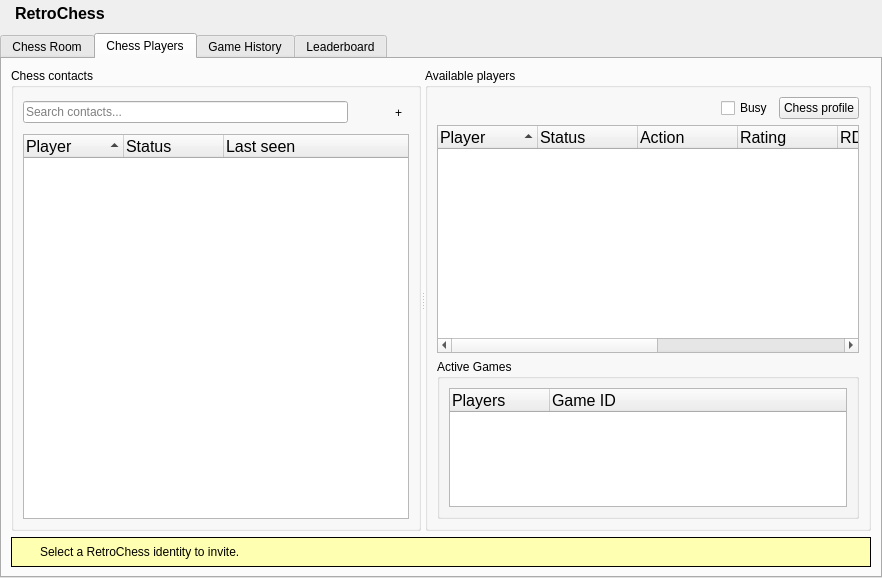
This is gui/NEMainpage.ui in RetroShare/RetroChess as Qt 5 draws it before an edit. The edited form follows.
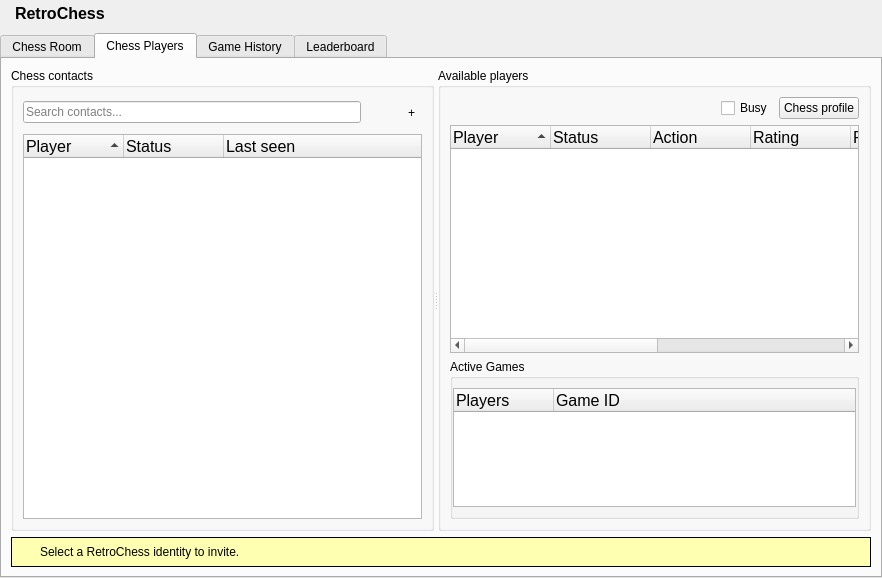
This is the edited form. The open tabs and pages were chosen to show the change. Icons and pictures are not drawn.

Commit message:
Make active games tree columns resizable with persistent settings and tooltips
- Configure active_games columns to be interactive and resizable via mouse
- Add "Watch this live chess game as a spectator" tooltip to Watch button and menu

What changed in the file:
```diff
--- a/gui/NEMainpage.ui
+++ b/gui/NEMainpage.ui
@@ -481,6 +481,12 @@
               <string>Active Games</string>
              </property>
              <layout class="QGridLayout" name="gridLayout_4">
+              <property name="leftMargin">
+               <number>0</number>
+              </property>
+              <property name="rightMargin">
+               <number>0</number>
+              </property>
               <item row="0" column="0">
                <widget class="QTreeWidget" name="active_games">
                 <property name="font">
```
The commit also changes 1 other file.
